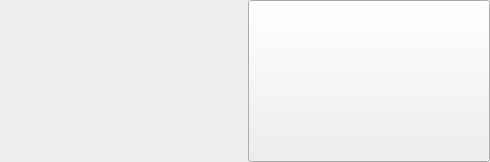
Above: bin/data/ui/demoworld/DemoLoginWidget.ui from realXtend/tundra before the change. Below: the same form after it.
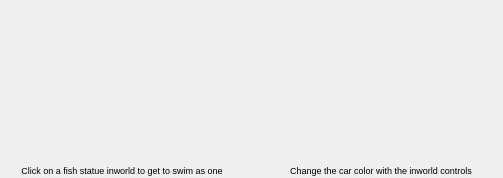
That is the form after the change. Icons and pictures are not drawn.

Commit message: * Added second demo world and changed ui accordingly

What changed in the file:
```diff
--- a/bin/data/ui/demoworld/DemoLoginWidget.ui
+++ b/bin/data/ui/demoworld/DemoLoginWidget.ui
@@ -6,15 +6,15 @@
    <rect>
     <x>0</x>
     <y>0</y>
-    <width>242</width>
-    <height>162</height>
+    <width>503</width>
+    <height>178</height>
    </rect>
   </property>
   <property name="windowTitle">
    <string>DemoLoginWidget</string>
   </property>
   <property name="styleSheet">
-   <string notr="true">QPushButton#fishWorldButton {
+   <string notr="true">QPushButton {
 	background-color: transparent;
 	border: 0px;
 	background-image: url('./data/ui/demoworld/kalanappi_act.png');
@@ -33,10 +33,18 @@
 </string>
   </property>
   <layout class="QHBoxLayout" name="horizontalLayout">
+   <property name="spacing">
+    <number>15</number>
+   </property>
    <property name="margin">
     <number>0</number>
    </property>
    <item>
+    <layout class="QVBoxLayout" name="fishWorldLayout">
+     <property name="spacing">
+      <number>3</number>
+     </property>
+     <item>
     <widget class="QPushButton" name="fishWorldButton">
      <property name="sizePolicy">
       <sizepolicy hsizetype="Fixed" vsizetype="Fixed">
@@ -62,6 +70,34 @@
     </widget>
    </item>
    <item>
+      <widget class="QLabel" name="fishInfoLabel">
+       <property name="sizePolicy">
+        <sizepolicy hsizetype="Preferred" vsizetype="Fixed">
+         <horstretch>0</horstretch>
+         <verstretch>0</verstretch>
+        </sizepolicy>
+       </property>
+       <property name="font">
+        <font>
+         <pointsize>7</pointsize>
+        </font>
+       </property>
+       <property name="text">
+        <string>Click on a fish statue inworld to get to swim as one</string>
+       </property>
+       <property name="alignment">
+        <set>Qt::AlignCenter</set>
+       </property>
+      </widget>
+     </item>
+    </layout>
+   </item>
+   <item>
+    <layout class="QVBoxLayout" name="carWorldLayout">
+     <property name="spacing">
+      <number>3</number>
+     </property>
+     <item>
     <widget class="QPushButton" name="carWorldButton">
      <property name="sizePolicy">
       <sizepolicy hsizetype="Fixed" vsizetype="Fixed">
@@ -85,6 +121,29 @@
       <string/>
      </property>
     </widget>
+     </item>
+     <item>
+      <widget class="QLabel" name="fishInfoLabel_2">
+       <property name="sizePolicy">
+        <sizepolicy hsizetype="Preferred" vsizetype="Fixed">
+         <horstretch>0</horstretch>
+         <verstretch>0</verstretch>
+        </sizepolicy>
+       </property>
+       <property name="font">
+        <font>
+         <pointsize>7</pointsize>
+        </font>
+       </property>
+       <property name="text">
+        <string>Change the car color with the inworld controls</string>
+       </property>
+       <property name="alignment">
+        <set>Qt::AlignCenter</set>
+       </property>
+      </widget>
+     </item>
+    </layout>
    </item>
   </layout>
  </widget>
```
Left out of the diff: 13 changed lines with no effect on the pictures. Lines whose indentation alone changed are shown as unchanged. The commit also changes 5 other files.
